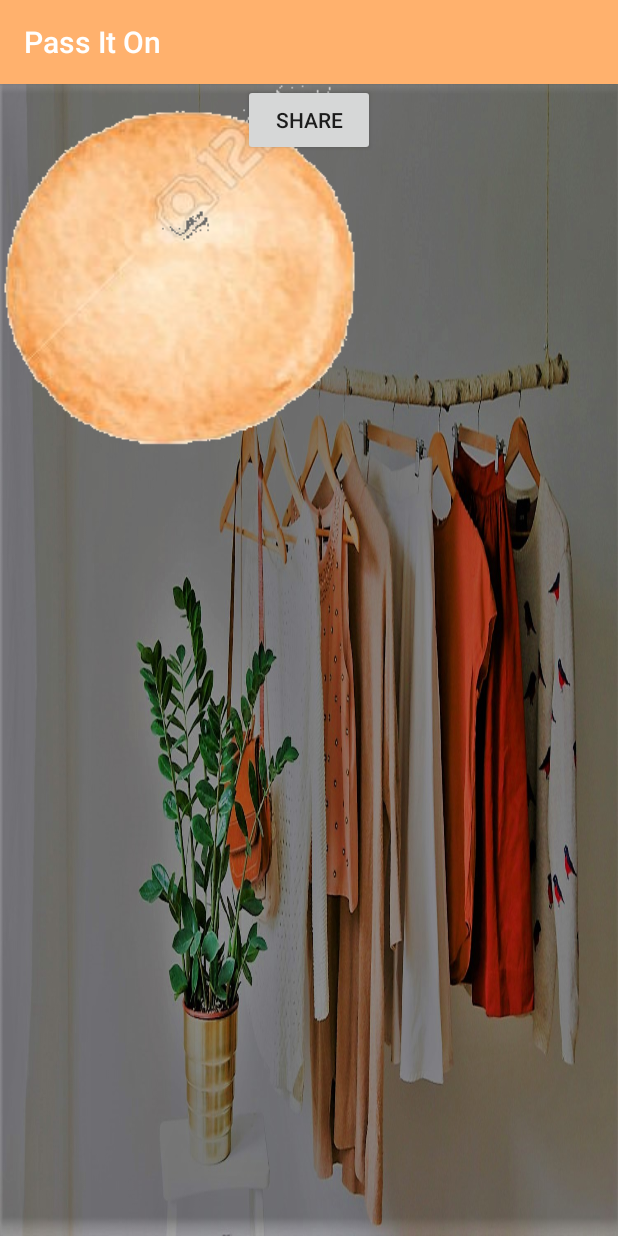
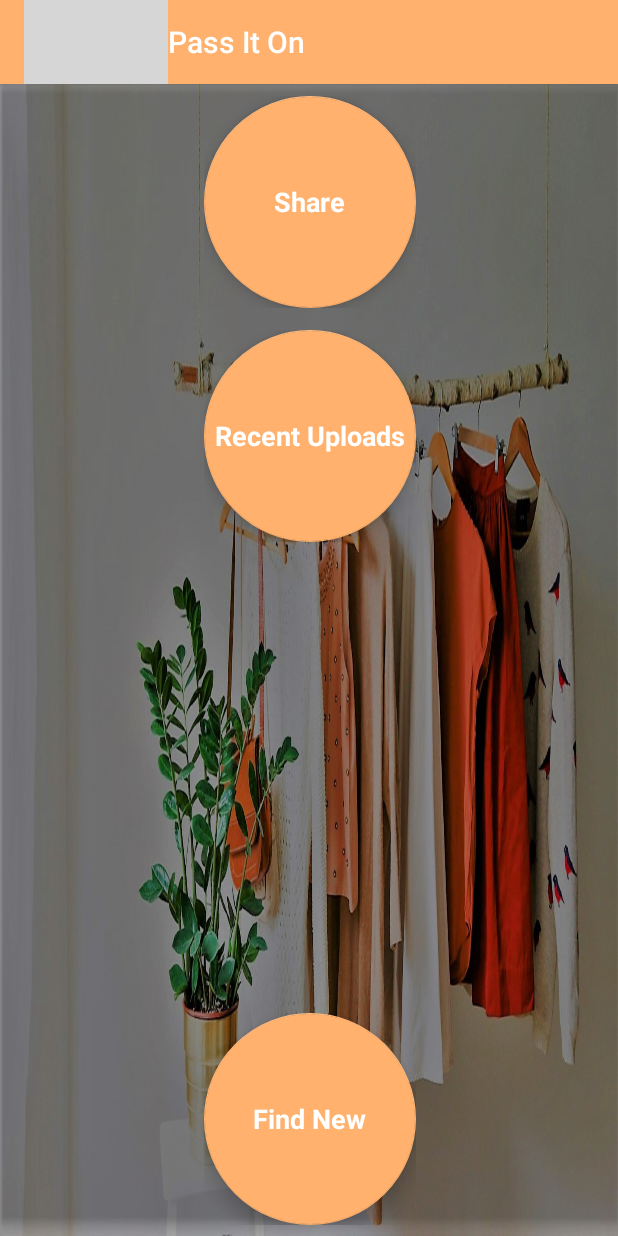
Before and after one commit to orearow/PassitOn2, an Android app: the MainActivity screen opened directly, with no data from a screen before it, on a phone screen of 412 x 824 dp. Run offline under Robolectric (Android 15) with nearby library versions, the phone set to English and light mode, and no system bars; grey boxes are pictures that could not be loaded.

Commit message:
Ore's changes to front page

```diff
--- a/app/build.gradle
+++ b/app/build.gradle
@@ -16,6 +16,7 @@ android {
             proguardFiles getDefaultProguardFile('proguard-android.txt'), 'proguard-rules.pro'
         }
     }
+    sourceSets { main { res.srcDirs = ['src/main/res', 'src/main/res/menu'] } }
 }
 
 dependencies {
--- a/app/src/main/java/com/example/sahot/passiton/FindNew.java
+++ b/app/src/main/java/com/example/sahot/passiton/FindNew.java
@@ -9,5 +9,9 @@ public class FindNew extends AppCompatActivity {
     protected void onCreate(Bundle savedInstanceState) {
         super.onCreate(savedInstanceState);
         setContentView(R.layout.activity_find_new);
+        getSupportActionBar().setDisplayShowHomeEnabled(true);
+        getSupportActionBar().setLogo(R.drawable.technovationlogo);
+        getSupportActionBar().setDisplayUseLogoEnabled(true);
+
     }
 }
--- a/app/src/main/java/com/example/sahot/passiton/MainActivity.java
+++ b/app/src/main/java/com/example/sahot/passiton/MainActivity.java
@@ -1,6 +1,7 @@
 package com.example.sahot.passiton;
 
 import android.content.Intent;
+import android.support.design.widget.FloatingActionButton;
 import android.support.v7.app.AppCompatActivity;
 import android.os.Bundle;
 import android.view.View;
@@ -18,7 +19,7 @@ public class MainActivity extends AppCompatActivity {
 
 
 
-        ImageButton btn = (ImageButton)findViewById(R.id.preetsbutton);
+        FloatingActionButton btn = (FloatingActionButton) findViewById(R.id.share_button);
 
         btn.setOnClickListener(new View.OnClickListener() {
             @Override
@@ -28,16 +29,29 @@ public class MainActivity extends AppCompatActivity {
             }
         });
 
-        Button share = (Button)findViewById(R.id.share);
+        FloatingActionButton recent_upload = (FloatingActionButton) findViewById(R.id.recent_upload_button);
 
-        btn.setOnClickListener(new View.OnClickListener() {
+        recent_upload.setOnClickListener(new View.OnClickListener() {
             @Override
             public void onClick(View v) {
                 startActivity(new Intent(MainActivity.this, share.class));
+                //startActivity(new Intent(MainActivity.this, RecentUploads.class));
             }
         });
 
 
+        FloatingActionButton findNewButton = (FloatingActionButton) findViewById(R.id.find_new_button);
+
+        findNewButton.setOnClickListener(new View.OnClickListener() {
+            @Override
+            public void onClick(View v) {
+                startActivity(new Intent(MainActivity.this, FindNew.class));
+            }
+        });
+        getSupportActionBar().setDisplayShowHomeEnabled(true);
+        getSupportActionBar().setLogo(R.drawable.technovationlogo);
+        getSupportActionBar().setDisplayUseLogoEnabled(true);
+
 
     }
 }
--- a/app/src/main/java/com/example/sahot/passiton/MapsActivity.java
+++ /dev/null
@@ -1,46 +0,0 @@
-package com.example.sahot.passiton;
-
-import android.support.v4.app.FragmentActivity;
-import android.os.Bundle;
-
-import com.google.android.gms.maps.CameraUpdateFactory;
-import com.google.android.gms.maps.GoogleMap;
-import com.google.android.gms.maps.OnMapReadyCallback;
-import com.google.android.gms.maps.SupportMapFragment;
-import com.google.android.gms.maps.model.LatLng;
-import com.google.android.gms.maps.model.MarkerOptions;
-
-public class MapsActivity extends FragmentActivity implements OnMapReadyCallback {
-
-    private GoogleMap mMap;
-
-    @Override
-    protected void onCreate(Bundle savedInstanceState) {
-        super.onCreate(savedInstanceState);
-        setContentView(R.layout.activity_maps);
-        // Obtain the SupportMapFragment and get notified when the map is ready to be used.
-        SupportMapFragment mapFragment = (SupportMapFragment) getSupportFragmentManager()
-                .findFragmentById(R.id.map);
-        mapFragment.getMapAsync(this);
-    }
-
-
-    /**
-     * Manipulates the map once available.
-     * This callback is triggered when the map is ready to be used.
-     * This is where we can add markers or lines, add listeners or move the camera. In this case,
-     * we just add a marker near Sydney, Australia.
-     * If Google Play services is not installed on the device, the user will be prompted to install
-     * it inside the SupportMapFragment. This method will only be triggered once the user has
-     * installed Google Play services and returned to the app.
-     */
-    @Override
-    public void onMapReady(GoogleMap googleMap) {
-        mMap = googleMap;
-
-        // Add a marker in Sydney and move the camera
-        LatLng sydney = new LatLng(-34, 151);
-        mMap.addMarker(new MarkerOptions().position(sydney).title("Marker in Sydney"));
-        mMap.moveCamera(CameraUpdateFactory.newLatLng(sydney));
-    }
-}
--- a/app/src/main/java/com/example/sahot/passiton/RecentUploads.java
+++ b/app/src/main/java/com/example/sahot/passiton/RecentUploads.java
@@ -9,5 +9,9 @@ public class RecentUploads extends AppCompatActivity {
     protected void onCreate(Bundle savedInstanceState) {
         super.onCreate(savedInstanceState);
         setContentView(R.layout.activity_recent_uploads);
+        getSupportActionBar().setDisplayShowHomeEnabled(true);
+        getSupportActionBar().setLogo(R.drawable.technovationlogo);
+        getSupportActionBar().setDisplayUseLogoEnabled(true);
+
     }
 }
--- a/app/src/main/res/layout/activity_main.xml
+++ b/app/src/main/res/layout/activity_main.xml
@@ -7,26 +7,107 @@
     android:background="@drawable/ilfullxfull"
     tools:context="com.example.sahot.passiton.MainActivity">
 
-    <ImageButton
-        android:id="@+id/preetsbutton"
+    <FrameLayout
         android:layout_width="wrap_content"
         android:layout_height="wrap_content"
-        android:background="@null"
-        android:foregroundGravity="center"
-        app:srcCompat="@drawable/circlea"
-        tools:layout_editor_absoluteX="82dp"
-        tools:layout_editor_absoluteY="26dp"/>
+        android:layout_gravity="bottom|right"
+        android:layout_marginBottom="356dp"
+        android:layout_marginEnd="8dp"
+        android:layout_marginStart="8dp"
+        android:layout_marginTop="8dp"
+        app:layout_constraintBottom_toBottomOf="parent"
+        app:layout_constraintEnd_toEndOf="parent"
+        app:layout_constraintHorizontal_bias="0.502"
+        app:layout_constraintStart_toStartOf="parent"
+        app:layout_constraintTop_toTopOf="parent"
+        app:layout_constraintVertical_bias="0.0">
 
-    <Button
-        android:id="@+id/share"
+        <TextView
+            android:layout_width="wrap_content"
+            android:layout_height="wrap_content"
+            android:layout_gravity="center"
+            android:elevation="16dp"
+            android:text="Share"
+            android:textAppearance="?android:attr/textAppearanceMedium"
+            android:textColor="@android:color/white"
+            android:textStyle="bold"
+            tools:layout_editor_absoluteX="180dp"
+            tools:layout_editor_absoluteY="113dp" />
+
+        <android.support.design.widget.FloatingActionButton
+            android:id="@+id/share_button"
+            android:layout_width="149dp"
+            android:layout_height="141dp"
+            android:src="@android:color/transparent" />
+
+    </FrameLayout>
+
+    <FrameLayout
         android:layout_width="wrap_content"
         android:layout_height="wrap_content"
+        android:layout_gravity="bottom|right"
+        android:layout_marginBottom="8dp"
         android:layout_marginEnd="8dp"
         android:layout_marginStart="8dp"
-        android:text="share"
+        android:layout_marginTop="164dp"
+        app:layout_constraintBottom_toBottomOf="parent"
         app:layout_constraintEnd_toEndOf="parent"
+        app:layout_constraintHorizontal_bias="0.502"
         app:layout_constraintStart_toStartOf="parent"
-        tools:layout_editor_absoluteY="374dp" />
+        app:layout_constraintTop_toTopOf="parent"
+        app:layout_constraintVertical_bias="0.0">
 
+        <TextView
+            android:layout_width="wrap_content"
+            android:layout_height="wrap_content"
+            android:layout_gravity="center"
+            android:elevation="16dp"
+            android:text="Recent Uploads"
+            android:textAppearance="?android:attr/textAppearanceMedium"
+            android:textColor="@android:color/white"
+            android:textStyle="bold"
+            tools:layout_editor_absoluteX="180dp"
+            tools:layout_editor_absoluteY="113dp" />
+
+        <android.support.design.widget.FloatingActionButton
+            android:id="@+id/recent_upload_button"
+            android:layout_width="149dp"
+            android:layout_height="141dp"
+
+            android:src="@android:color/transparent" />
+    </FrameLayout>
+
+    <FrameLayout
+        android:layout_width="wrap_content"
+        android:layout_height="wrap_content"
+        android:layout_gravity="bottom|right"
+        android:layout_marginEnd="8dp"
+        android:layout_marginStart="8dp"
+        android:layout_marginTop="8dp"
+        app:layout_constraintBottom_toBottomOf="parent"
+        app:layout_constraintEnd_toEndOf="parent"
+        app:layout_constraintHorizontal_bias="0.502"
+        app:layout_constraintStart_toStartOf="parent"
+        app:layout_constraintTop_toTopOf="parent"
+        app:layout_constraintVertical_bias="0.988">
+
+        <TextView
+            android:layout_width="wrap_content"
+            android:layout_height="wrap_content"
+            android:layout_gravity="center"
+            android:elevation="16dp"
+            android:text="Find New"
+            android:textAppearance="?android:attr/textAppearanceMedium"
+            android:textColor="@android:color/white"
+            android:textStyle="bold"
+            tools:layout_editor_absoluteX="180dp"
+            tools:layout_editor_absoluteY="113dp" />
+
+        <android.support.design.widget.FloatingActionButton
+            android:id="@+id/find_new_button"
+            android:layout_width="149dp"
+            android:layout_height="141dp"
+            android:src="@android:color/transparent" />
+    </FrameLayout>
 
 </android.support.constraint.ConstraintLayout>
```
